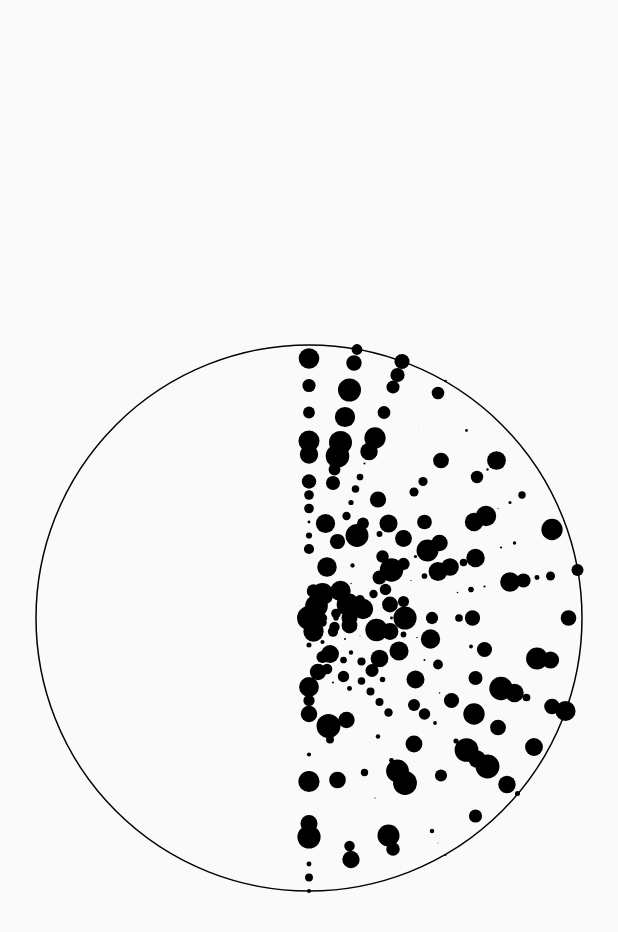
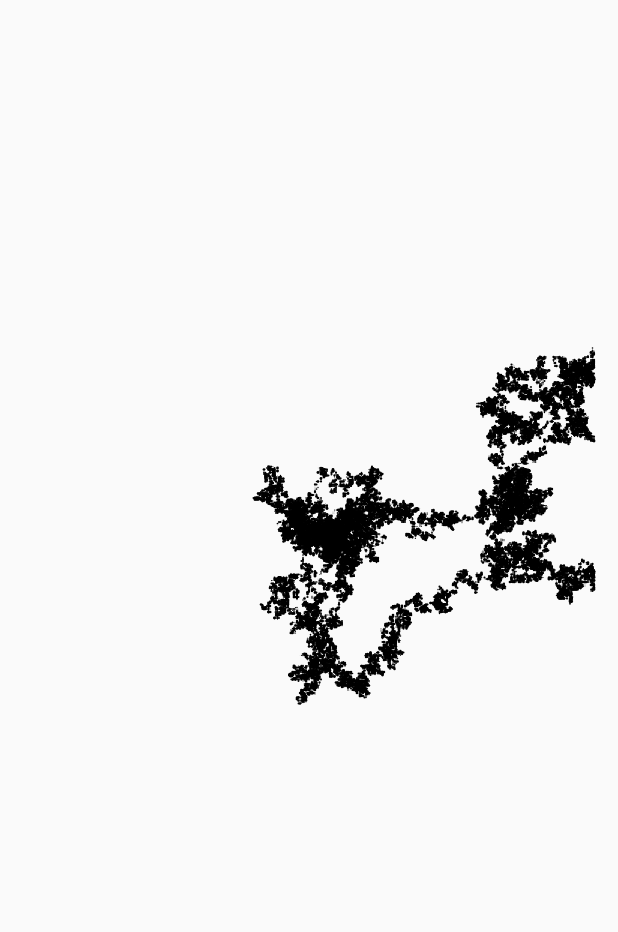
Before and after one commit to anupcowkur/Rorschach, a Flutter app: the screen it shows after launch, on a phone screen of 412 x 824 dp. Shown: the top 932 px of the screen. Run offline on Flutter 3.47's test engine with Material 2 defaults, Android fonts, the phone set to English and light mode, and no system bars.

Commit message:
Switch to random walk algorithm

```diff
--- a/lib/main.dart
+++ b/lib/main.dart
@@ -41,6 +41,10 @@ class RorschachApp extends StatelessWidget {
 // Once end is reach, rotate by 5 degrees and walk again from center to end
 // repeating the same. To animate, shift points by some positive and negative
 // value.
+//
+// Idea 3: https://codegolf.stackexchange.com/a/24196
+// Randomly walk from a starting point, putting points and then somehow mirror it.
+
 class Rorschach extends StatefulWidget {
   @override
   _RorschachState createState() => _RorschachState();
@@ -50,7 +54,10 @@ class _RorschachState extends State<Rorschach> {
   @override
   Widget build(BuildContext context) {
     return Scaffold(
-      body: SizedBox.expand(child: CustomPaint(painter: RorschachPainter())),
+      body: SizedBox.expand(child: Padding(
+        padding: const EdgeInsets.all(16.0),
+        child: CustomPaint(painter: RorschachPainter()),
+      )),
     );
   }
 }
@@ -58,56 +65,35 @@ class _RorschachState extends State<Rorschach> {
 class RorschachPainter extends CustomPainter {
   final Paint _paint = Paint()
     ..color = Colors.black
-    ..strokeWidth = 1
-    ..style = PaintingStyle.stroke
-    ..strokeCap = StrokeCap.round;
-
-  final Paint _patternPaint = Paint()
-    ..color = Colors.black
     ..style = PaintingStyle.fill;
 
   final Random rng = Random();
-  final double iterationAngle = 10.0;
-  final int noOfLinePoints = 20;
 
   @override
   void paint(Canvas canvas, Size size) {
-    Offset center = Offset(size.width / 2, size.height / 2);
-    double radius = size.width / 2 - 24;
-    canvas.drawCircle(center, radius, _paint);
+    // TODO: randomize start point
+    Offset point = Offset(size.width / 2, size.height / 2);
 
-    int iterations = 180.0 ~/ iterationAngle;
-    for (int i = 0; i <= iterations; i++) {
-      double angle = iterationAngle * i;
-      angle = angle * (pi / 180); // Convert from Degrees to Radians
-      double x = center.dx + radius * sin(angle);
-      double y = center.dy + radius * cos(angle);
+    for (int i = 0; i < 50000; i++) {
+      List<Offset> directions = List<Offset>();
+      if (point.dx + 1 <= size.width) {
+        directions.add(Offset(point.dx + 1, point.dy));
+      }
+      if (point.dx - 1 >= 0.0) {
+        directions.add(Offset(point.dx - 1, point.dy));
+      }
+      if (point.dy + 1 <= size.height) {
+        directions.add(Offset(point.dx, point.dy + 1));
+      }
+      if (point.dy - 1 >= 0.0) {
+        directions.add(Offset(point.dx, point.dy - 1));
+      }
 
-      List<Offset> linePoints = getPointsOnLine(center, Offset(x, y));
+      int nextIndex = rng.nextInt(directions.length);
 
-      linePoints.forEach((p) {
-        if (rng.nextBool()) {
-          canvas.drawCircle(p, rng.nextDouble() * 8, _patternPaint);
-        }
-      });
+      point = directions[nextIndex];
+      canvas.drawCircle(point, rng.nextDouble(), _paint);
     }
-  }
-
-  List<Offset> getPointsOnLine(Offset p1, Offset p2) {
-    var pointsList = List<Offset>();
-
-    double dy = p2.dy - p1.dy;
-    double dx = p2.dx - p1.dx;
-    double slope = (p2.dy - p1.dy) / (p2.dx - p1.dx);
-    double x, y;
-
-    for (double i = 0; i <= noOfLinePoints; i++) {
-      y = slope == 0 ? 0 : dy * (i / noOfLinePoints);
-      x = slope == 0 ? dx * (i / noOfLinePoints) : y / slope;
-      pointsList.add(Offset(x.round() + p1.dx, y.round() + p1.dy));
-    }
-
-    return pointsList;
   }
 
   @override
```
